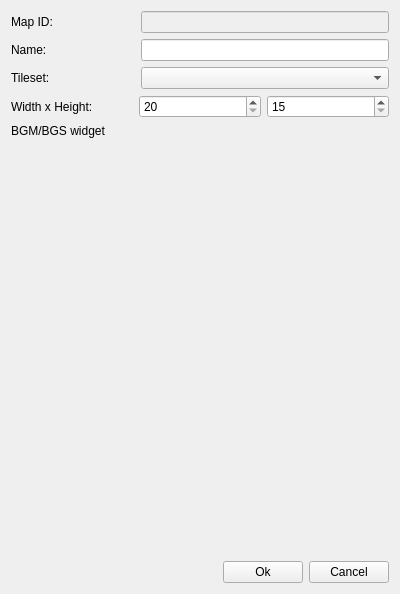
jowin202/YaRXP, file mapproperties.ui: the form before one commit.
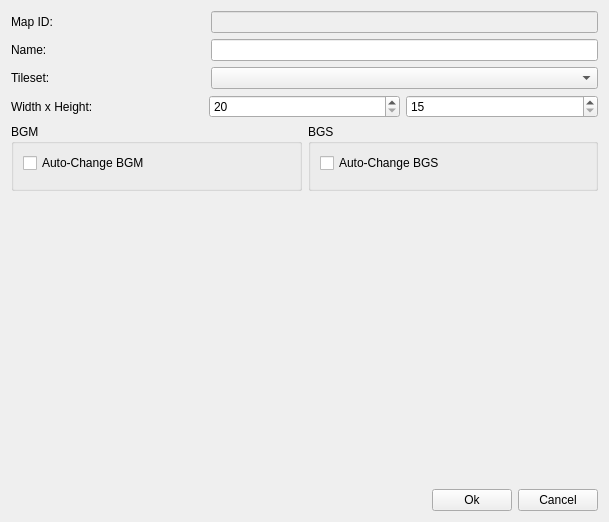
The form after the commit. Custom widgets are drawn as their Qt base class.

Patch:
```diff
--- a/mapproperties.ui
+++ b/mapproperties.ui
@@ -9,8 +9,8 @@
    <rect>
     <x>0</x>
     <y>0</y>
-    <width>400</width>
-    <height>594</height>
+    <width>609</width>
+    <height>522</height>
    </rect>
   </property>
   <property name="windowTitle">
@@ -83,11 +83,62 @@
    <item row="2" column="0">
     <layout class="QGridLayout" name="gridLayout_3">
      <item row="0" column="0">
-      <widget class="QLabel" name="label_6">
-       <property name="text">
-        <string>BGM/BGS widget</string>
-       </property>
-      </widget>
+      <layout class="QHBoxLayout" name="horizontalLayout_4">
+       <item>
+        <widget class="QGroupBox" name="groupBox">
+         <property name="title">
+          <string>BGM</string>
+         </property>
+         <layout class="QGridLayout" name="gridLayout_5">
+          <item row="0" column="0">
+           <layout class="QGridLayout" name="gridLayout_4">
+            <item row="0" column="0">
+             <widget class="QCheckBox" name="check_auto_change_bgm">
+              <property name="text">
+               <string>Auto-Change BGM</string>
+              </property>
+             </widget>
+            </item>
+            <item row="1" column="0">
+             <widget class="AudioWidget" name="widget_bgm" native="true">
+              <property name="enabled">
+               <bool>false</bool>
+              </property>
+             </widget>
+            </item>
+           </layout>
+          </item>
+         </layout>
+        </widget>
+       </item>
+       <item>
+        <widget class="QGroupBox" name="groupBox_2">
+         <property name="title">
+          <string>BGS</string>
+         </property>
+         <layout class="QGridLayout" name="gridLayout_7">
+          <item row="0" column="0">
+           <layout class="QGridLayout" name="gridLayout_6">
+            <item row="0" column="0">
+             <widget class="QCheckBox" name="check_auto_change_bgs">
+              <property name="text">
+               <string>Auto-Change BGS</string>
+              </property>
+             </widget>
+            </item>
+            <item row="1" column="0">
+             <widget class="AudioWidget" name="widget_bgs" native="true">
+              <property name="enabled">
+               <bool>false</bool>
+              </property>
+             </widget>
+            </item>
+           </layout>
+          </item>
+         </layout>
+        </widget>
+       </item>
+      </layout>
      </item>
      <item row="2" column="0">
       <layout class="QHBoxLayout" name="horizontalLayout_2">
@@ -137,6 +188,14 @@
    </item>
   </layout>
  </widget>
+ <customwidgets>
+  <customwidget>
+   <class>AudioWidget</class>
+   <extends>QWidget</extends>
+   <header>audiowidget.h</header>
+   <container>1</container>
+  </customwidget>
+ </customwidgets>
  <resources/>
  <connections/>
 </ui>
```
